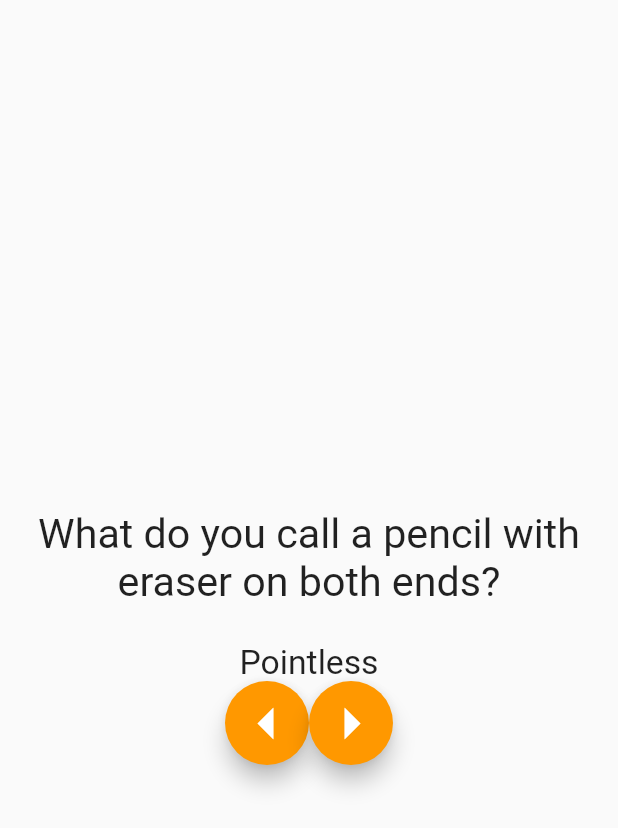
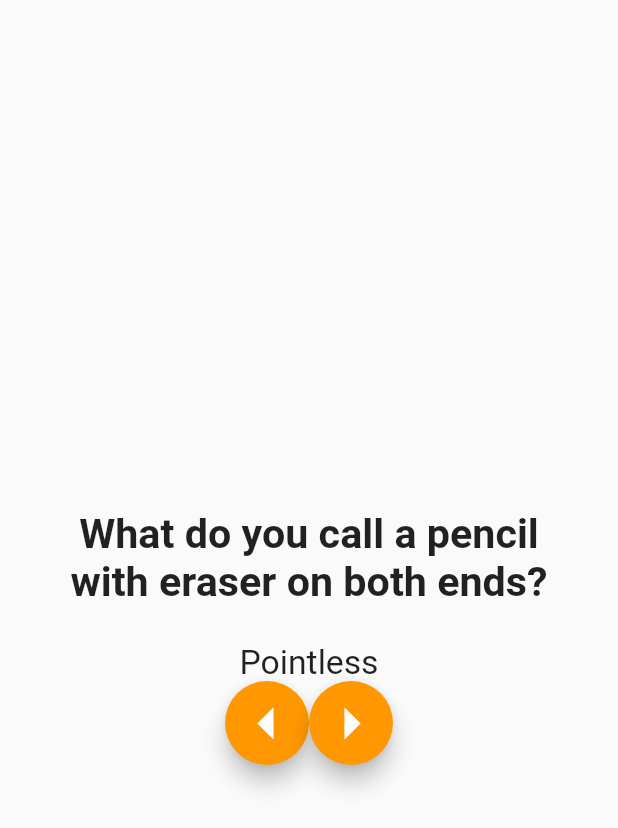
Before and after one commit to disys-vinayak/badJokesFlut, a Flutter app: the screen it shows after launch, on a phone screen of 412 x 824 dp. Shown: the top 828 px of the screen. Run offline on Flutter 3.47's test engine with Material 2 defaults, Android fonts, the phone set to English and light mode, and no system bars.

```diff
--- a/lib/main.dart
+++ b/lib/main.dart
@@ -18,6 +18,7 @@ class MyApp extends StatelessWidget {
                   "What do you call a pencil with eraser on both ends?",
                   style: TextStyle(
                     fontSize: 27.5,
+                    fontWeight: FontWeight.bold,
                   ),
                   textAlign: TextAlign.center,
                 )),
@@ -26,6 +27,7 @@ class MyApp extends StatelessWidget {
               "Pointless",
               style: TextStyle(
                 fontSize: 22.5,
+                fontWeight: FontWeight.normal,
               ),
               textAlign: TextAlign.center,
             )),
```
Also changed, not shown: 1 other file.
